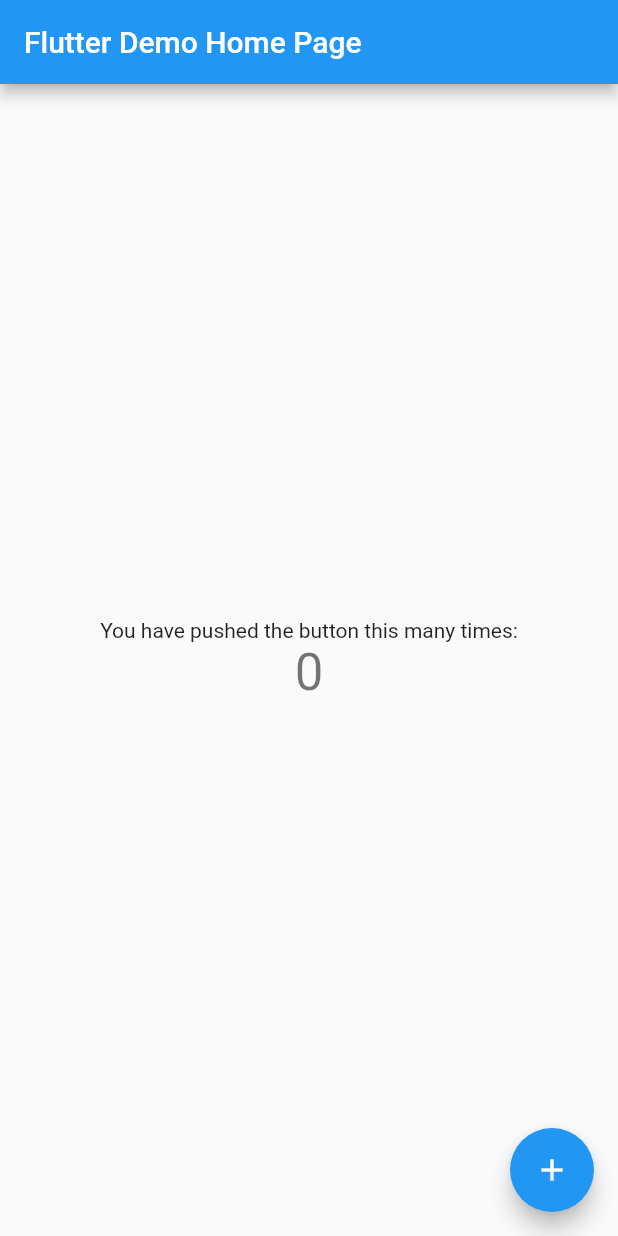
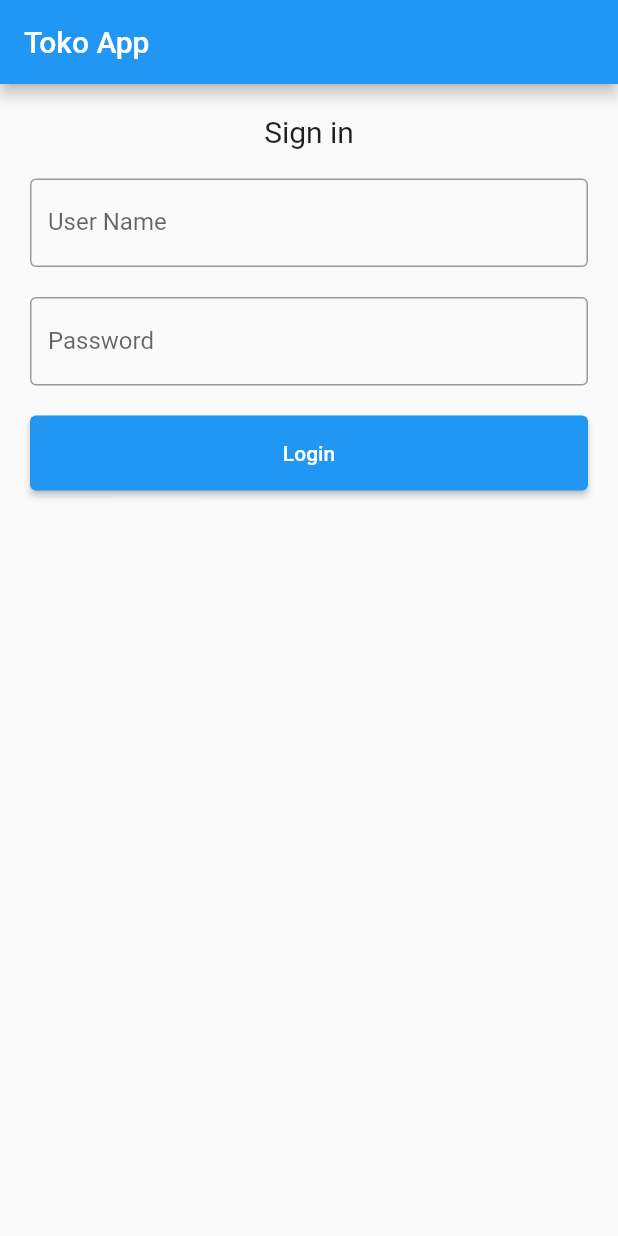
Before and after one commit to senomas/tokoapp, a Flutter app: the screen it shows after launch, on a phone screen of 412 x 824 dp. Run offline on Flutter 3.47's test engine with Material 2 defaults, Android fonts, the light colour scheme and no system bars; our stand-ins replace supabase_flutter; accounts and stored records are empty.

Commit message:
impl supabase login

```diff
--- /dev/null
+++ b/flutter/lib/login.dart
@@ -0,0 +1,84 @@
+import 'package:flutter/material.dart';
+import 'package:supabase_flutter/supabase_flutter.dart';
+
+class LoginPage extends StatefulWidget {
+  const LoginPage(
+      {Key? key,
+      required this.title,
+      required this.supabaseClient,
+      required this.setUser})
+      : super(key: key);
+
+  final String title;
+  final SupabaseClient supabaseClient;
+  final void Function(User? user) setUser;
+
+  @override
+  State<LoginPage> createState() => _LoginPageState();
+}
+
+class _LoginPageState extends State<LoginPage> {
+  TextEditingController nameController = TextEditingController();
+  TextEditingController passwordController = TextEditingController();
+
+  @override
+  Widget build(BuildContext context) {
+    return Scaffold(
+        appBar: AppBar(
+          title: Text(widget.title),
+        ),
+        body: Padding(
+            padding: const EdgeInsets.all(10),
+            child: ListView(
+              children: <Widget>[
+                Container(
+                    alignment: Alignment.center,
+                    padding: const EdgeInsets.all(10),
+                    child: const Text(
+                      'Sign in',
+                      style: TextStyle(fontSize: 20),
+                    )),
+                Container(
+                  padding: const EdgeInsets.all(10),
+                  child: TextField(
+                    controller: nameController,
+                    decoration: const InputDecoration(
+                      border: OutlineInputBorder(),
+                      labelText: 'User Name',
+                    ),
+                  ),
+                ),
+                Container(
+                  padding: const EdgeInsets.fromLTRB(10, 10, 10, 0),
+                  child: TextField(
+                    obscureText: true,
+                    controller: passwordController,
+                    decoration: const InputDecoration(
+                      border: OutlineInputBorder(),
+                      labelText: 'Password',
+                    ),
+                  ),
+                ),
+                Container(
+                    height: 70,
+                    padding: const EdgeInsets.fromLTRB(10, 20, 10, 0),
+                    child: ElevatedButton(
+                      child: const Text('Login'),
+                      onPressed: () async {
+                        var result = await widget.supabaseClient.auth.signIn(
+                            email: nameController.text,
+                            password: passwordController.text);
+                        if (result.error != null) {
+                          debugPrint("ERROR ${result.error}");
+                          widget.setUser(null);
+                        } else if (result.user != null) {
+                          widget.setUser(result.user);
+                        } else {
+                          widget.setUser(null);
+                        }
+                      },
+                    )),
+              ],
+            )));
+  }
+}
--- a/flutter/lib/main.dart
+++ b/flutter/lib/main.dart
@@ -1,45 +1,49 @@
 import 'package:flutter/material.dart';
+import 'package:supabase_flutter/supabase_flutter.dart';
+import 'package:tokoapp/login.dart';
 
 void main() {
-  runApp(const MyApp());
+  runApp(MyApp(title: "Toko App"));
 }
 
-class MyApp extends StatelessWidget {
-  const MyApp({Key? key}) : super(key: key);
+class MyApp extends StatefulWidget {
+  MyApp({Key? key, required this.title}) : super(key: key);
 
-  // This widget is the root of your application.
+  final String title;
+  final supabaseClient = SupabaseClient('http://192.168.1.101:8000',
+      'eyJhbGciOiJIUzI1NiIsInR5cCI6IkpXVCJ9.eyAgCiAgICAicm9sZSI6ICJhbm9uIiwKICAgICJpc3MiOiAic3VwYWJhc2UtZGVtbyIsCiAgICAiaWF0IjogMTY0MTc2OTIwMCwKICAgICJleHAiOiAxNzk5NTM1NjAwCn0.dc_X5iR_VP_qT0zsiyj_I_OZ2T9FtRU2BBNWN8Bu4GE');
+
+  @override
+  State<MyApp> createState() => _MyAppState();
+}
+
+class _MyAppState extends State<MyApp> {
+  User? user;
+
+  void setUser(User? user) {
+    setState(() {
+      this.user = user;
+    });
+  }
+
   @override
   Widget build(BuildContext context) {
     return MaterialApp(
-      title: 'Flutter Demo',
-      theme: ThemeData(
-        // This is the theme of your application.
-        //
-        // Try running your application with "flutter run". You'll see the
-        // application has a blue toolbar. Then, without quitting the app, try
-        // changing the primarySwatch below to Colors.green and then invoke
-        // "hot reload" (press "r" in the console where you ran "flutter run",
-        // or simply save your changes to "hot reload" in a Flutter IDE).
-        // Notice that the counter didn't reset back to zero; the application
-        // is not restarted.
-        primarySwatch: Colors.blue,
-      ),
-      home: const MyHomePage(title: 'Flutter Demo Home Page'),
-    );
+        title: widget.title,
+        theme: ThemeData(
+          primarySwatch: Colors.blue,
+        ),
+        home: user != null
+            ? const MyHomePage(title: "Toko App")
+            : LoginPage(
+                title: "Toko App",
+                supabaseClient: widget.supabaseClient,
+                setUser: setUser));
   }
 }
 
 class MyHomePage extends StatefulWidget {
   const MyHomePage({Key? key, required this.title}) : super(key: key);
-
-  // This widget is the home page of your application. It is stateful, meaning
-  // that it has a State object (defined below) that contains fields that affect
-  // how it looks.
-
-  // This class is the configuration for the state. It holds the values (in this
-  // case the title) provided by the parent (in this case the App widget) and
-  // used by the build method of the State. Fields in a Widget subclass are
-  // always marked "final".
 
   final String title;
 
@@ -70,11 +74,6 @@
     // fast, so that you can just rebuild anything that needs updating rather
     // than having to individually change instances of widgets.
     return Scaffold(
-      appBar: AppBar(
-        // Here we take the value from the MyHomePage object that was created by
-        // the App.build method, and use it to set our appbar title.
-        title: Text(widget.title),
-      ),
       body: Center(
         // Center is a layout widget. It takes a single child and positions it
         // in the middle of the parent.
--- a/flutter/pubspec.yaml
+++ b/flutter/pubspec.yaml
@@ -34,6 +34,7 @@
   # The following adds the Cupertino Icons font to your application.
   # Use with the CupertinoIcons class for iOS style icons.
   cupertino_icons: ^1.0.2
+  supabase_flutter: ^0.2.12
 
 dev_dependencies:
   flutter_test:
```
Also changed, not shown: flutter/pubspec.lock, 2 other files.
